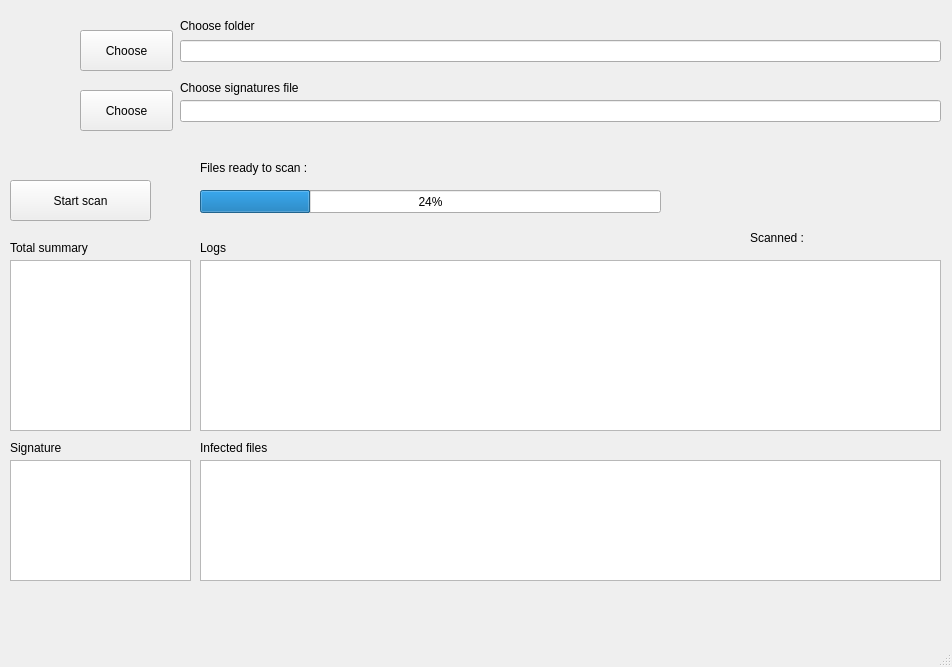
This is scanner/mainwindow.ui in Muha113/virus_scanner as Qt 5 draws it before an edit. The edited form follows.
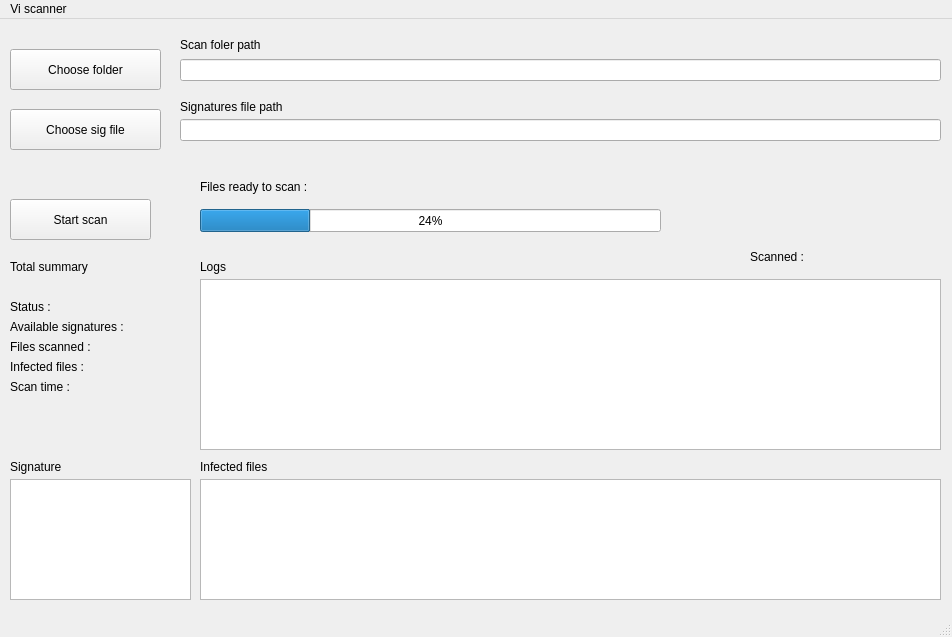
This is the edited form.

The edit to the form file:
```diff
--- a/scanner/mainwindow.ui
+++ b/scanner/mainwindow.ui
@@ -7,7 +7,7 @@
     <x>0</x>
     <y>0</y>
     <width>952</width>
-    <height>667</height>
+    <height>637</height>
    </rect>
   </property>
   <property name="windowTitle">
@@ -50,7 +50,7 @@
      </rect>
     </property>
     <property name="text">
-     <string>Choose folder</string>
+     <string>Scan foler path</string>
     </property>
    </widget>
    <widget class="QLineEdit" name="pathDirEdit">
@@ -66,14 +66,14 @@
    <widget class="QPushButton" name="chooseDirButton">
     <property name="geometry">
      <rect>
-      <x>80</x>
+      <x>10</x>
       <y>30</y>
-      <width>93</width>
+      <width>151</width>
       <height>41</height>
      </rect>
     </property>
     <property name="text">
-     <string>Choose</string>
+     <string>Choose folder</string>
     </property>
    </widget>
    <widget class="QTextEdit" name="logsEdit">
@@ -132,20 +132,20 @@
      </rect>
     </property>
     <property name="text">
-     <string>Choose signatures file</string>
+     <string>Signatures file path</string>
     </property>
    </widget>
    <widget class="QPushButton" name="chooseSigFileButton">
     <property name="geometry">
      <rect>
-      <x>80</x>
+      <x>10</x>
       <y>90</y>
-      <width>93</width>
+      <width>151</width>
       <height>41</height>
      </rect>
     </property>
     <property name="text">
-     <string>Choose</string>
+     <string>Choose sig file</string>
     </property>
    </widget>
    <widget class="QTextEdit" name="signaturesEdit">
@@ -171,16 +171,6 @@
      <string>Signature</string>
     </property>
    </widget>
-   <widget class="QTextEdit" name="totalSummaryEdit">
-    <property name="geometry">
-     <rect>
-      <x>10</x>
-      <y>260</y>
-      <width>181</width>
-      <height>171</height>
-     </rect>
-    </property>
-   </widget>
    <widget class="QLabel" name="label_6">
     <property name="geometry">
      <rect>
@@ -262,8 +252,8 @@
    <widget class="QLabel" name="label_9">
     <property name="geometry">
      <rect>
-      <x>960</x>
-      <y>30</y>
+      <x>10</x>
+      <y>280</y>
       <width>55</width>
       <height>16</height>
      </rect>
@@ -275,8 +265,8 @@
    <widget class="QLabel" name="statusLabel">
     <property name="geometry">
      <rect>
-      <x>1020</x>
-      <y>30</y>
+      <x>140</x>
+      <y>280</y>
       <width>55</width>
       <height>16</height>
      </rect>
@@ -288,8 +278,8 @@
    <widget class="QLabel" name="label_10">
     <property name="geometry">
      <rect>
-      <x>960</x>
-      <y>50</y>
+      <x>10</x>
+      <y>300</y>
       <width>131</width>
       <height>16</height>
      </rect>
@@ -301,8 +291,8 @@
    <widget class="QLabel" name="availableSigsLabel">
     <property name="geometry">
      <rect>
-      <x>1090</x>
-      <y>50</y>
+      <x>140</x>
+      <y>300</y>
       <width>55</width>
       <height>16</height>
      </rect>
@@ -314,8 +304,8 @@
    <widget class="QLabel" name="label_11">
     <property name="geometry">
      <rect>
-      <x>960</x>
-      <y>70</y>
+      <x>10</x>
+      <y>320</y>
       <width>91</width>
       <height>16</height>
      </rect>
@@ -327,8 +317,8 @@
    <widget class="QLabel" name="totalFilesScannedLabel">
     <property name="geometry">
      <rect>
-      <x>1050</x>
-      <y>70</y>
+      <x>140</x>
+      <y>320</y>
       <width>55</width>
       <height>16</height>
      </rect>
@@ -340,8 +330,8 @@
    <widget class="QLabel" name="label_12">
     <property name="geometry">
      <rect>
-      <x>960</x>
-      <y>90</y>
+      <x>10</x>
+      <y>340</y>
       <width>91</width>
       <height>16</height>
      </rect>
@@ -353,8 +343,8 @@
    <widget class="QLabel" name="totalInfectedFilesLabel">
     <property name="geometry">
      <rect>
-      <x>1050</x>
-      <y>90</y>
+      <x>140</x>
+      <y>340</y>
       <width>55</width>
       <height>16</height>
      </rect>
@@ -366,8 +356,8 @@
    <widget class="QLabel" name="label_13">
     <property name="geometry">
      <rect>
-      <x>960</x>
-      <y>110</y>
+      <x>10</x>
+      <y>360</y>
       <width>71</width>
       <height>16</height>
      </rect>
@@ -379,14 +369,14 @@
    <widget class="QLabel" name="label_14">
     <property name="geometry">
      <rect>
-      <x>1030</x>
-      <y>110</y>
+      <x>140</x>
+      <y>360</y>
       <width>55</width>
       <height>16</height>
      </rect>
     </property>
     <property name="text">
-     <string>TextLabel</string>
+     <string/>
     </property>
    </widget>
   </widget>
@@ -399,6 +389,12 @@
      <height>26</height>
     </rect>
    </property>
+   <widget class="QMenu" name="menuVi_scanner">
+    <property name="title">
+     <string>Vi scanner</string>
+    </property>
+   </widget>
+   <addaction name="menuVi_scanner"/>
   </widget>
   <widget class="QStatusBar" name="statusbar"/>
  </widget>
```
Left out of the diff: 4 changed lines with no effect on the pictures.
